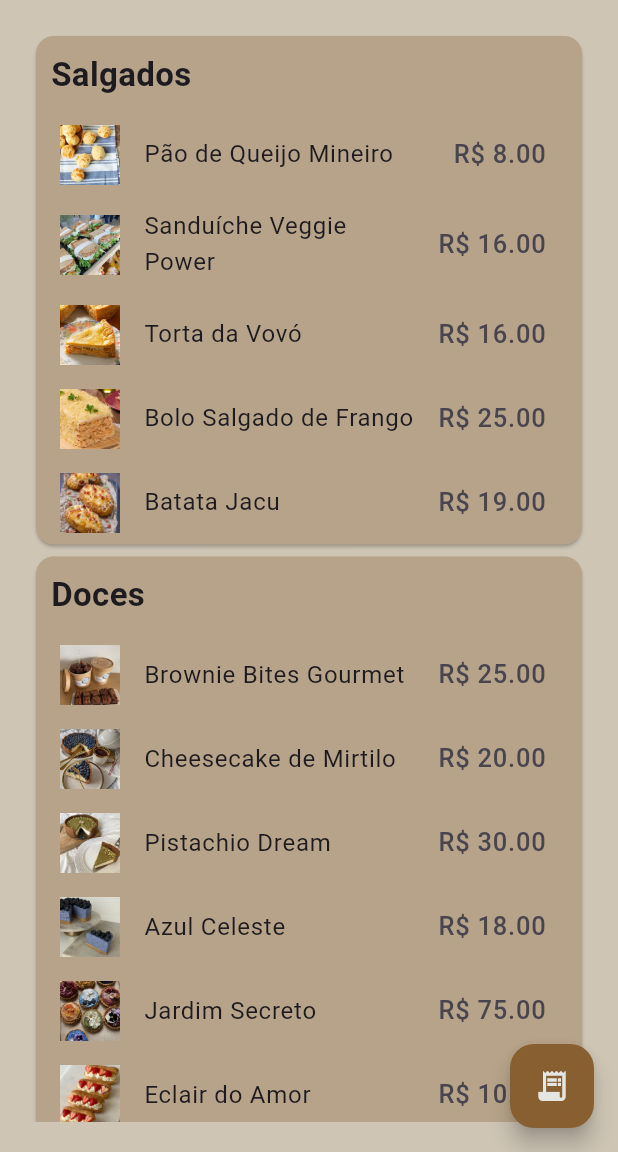
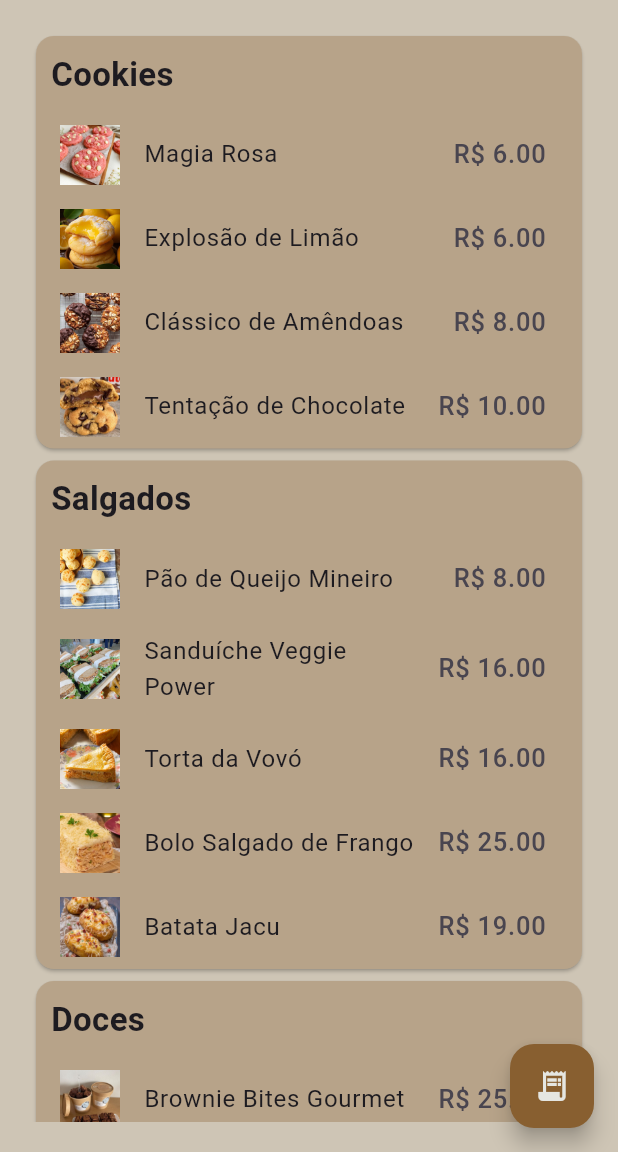
Before and after one commit to MuriloVianna/Cardapio_App, a Flutter app: the TelaPedidos screen opened by its route, after a tap on "Adicionar Itens", on a phone screen of 412 x 824 dp, the part 84-1236 px from its top. Run offline on Flutter 3.47's test engine with Material 3 defaults, Android fonts, the phone set to English and light mode, and no system bars; our stand-ins replace device_preview, get_it, google_fonts.

Commit message:
App finalizado

```diff
--- a/lib/Widget/background_image.dart
+++ b/lib/Widget/background_image.dart
@@ -8,7 +8,7 @@ class BackgroundImage extends StatelessWidget {
   @override
   Widget build(BuildContext context) {
     return ShaderMask(
-      //Sombra ao fundo do botão
+      //Sombra ao fundo
       shaderCallback: (bounds) => const LinearGradient(
         colors: [Colors.black, Colors.black12],
         begin: Alignment.bottomCenter,
--- a/lib/model/item.dart
+++ b/lib/model/item.dart
@@ -1,6 +1,5 @@
 class Item {
   //ATRIBUTOS
-  //imagem?
   final String nome;
   final String descricao;
   final double preco;
--- a/lib/service/item_service.dart
+++ b/lib/service/item_service.dart
@@ -6,6 +6,28 @@ class ItemService {
 
   List<Categoria> gerarMenu() {
     list = [
+      Categoria('Cookies', [
+        Item(
+            'Magia Rosa',
+            'Prepare-se para uma explosão de sabor! Nossos cookies rosa com gotas de chocolate branco são a combinação perfeita para adoçar seu dia. Irresistíveis!',
+            6.00,
+            'lib/images/Cookies/MagiaRosa.jpg'),
+        Item(
+            'Explosão de Limão',
+            'Uma explosão de sabor cítrico em cada mordida! Nossos cookies de limão são irresistíveis, com um recheio cremoso que derrete na boca.',
+            6.00,
+            'lib/images/Cookies/ExplosãoDeLimão.jpg'),
+        Item(
+            'Clássico de Amêndoas',
+            'Deliciosos cookies com a combinação perfeita de massa macia, cobertura de chocolate belga e crocantes pedaços de amêndoa. Um clássico irresistível!',
+            8.00,
+            'lib/images/Cookies/ClássicoDeAmêndoas.jpg'),
+        Item(
+            'Tentação de Chocolate',
+            'A combinação perfeita entre a massa de cookie caseira e o irresistível creme de Nutella. Uma experiência única para os amantes de chocolate.',
+            10.00,
+            'lib/images/Cookies/TentaçãoDeChocolate.jpg')
+      ]),
       Categoria(
         'Salgados',
         [
--- a/lib/view/telas_login/login_page.dart
+++ b/lib/view/telas_login/login_page.dart
@@ -110,7 +110,6 @@ class _LoginPageState extends State<LoginPage> {
                             onTap: () {
                               // Verifica se o formulário é válido
                               if (formKey.currentState!.validate()) {
-                                // Se válido, faz alguma ação (envia os dados, etc.)
                                 formKey.currentState!.reset();
                                 Navigator.pushNamed(context, 'menu');
                               }
--- a/lib/view/telas_login/tela_cadastro.dart
+++ b/lib/view/telas_login/tela_cadastro.dart
@@ -56,7 +56,7 @@ class _TelaCadastroState extends State<TelaCadastro> {
                       " Vamos criar sua conta!",
                       style: textoLogin.copyWith(
                           fontSize:
-                              30), //Propriedades da logo definada na classe paletas
+                              30), //Propriedades da logo definada na classe estilos
                     ),
                   ),
                 ),
--- a/lib/view/telas_login/tela_esqueceu_senha.dart
+++ b/lib/view/telas_login/tela_esqueceu_senha.dart
@@ -37,7 +37,7 @@ class _TelaEsqueceuSenhaState extends State<TelaEsqueceuSenha> {
                     child: Text(
                       " Ana's\nCoffee",
                       style:
-                          logo, //Propriedades da logo definada na classe paletas
+                          logo, //Propriedades da logo definada na classe estilos
                     ),
                   ),
                 ),
--- a/lib/view/telas_menu/tela_detalhes.dart
+++ b/lib/view/telas_menu/tela_detalhes.dart
@@ -134,7 +134,7 @@ class _TelaDetalhesState extends State<TelaDetalhes> {
                     item.preco,
                     item.imagem,
                     quantidade:
-                        quantidade, // Aqui estamos passando a quantidade
+                        quantidade,
                   ));
                   ScaffoldMessenger.of(context).showSnackBar(
                     SnackBar(
--- a/lib/view/telas_menu/tela_menu.dart
+++ b/lib/view/telas_menu/tela_menu.dart
@@ -44,7 +44,7 @@ class _TelaMenuState extends State<TelaMenu> {
           ),
           onPressed: () {
             Navigator.pushNamed(
-                context, 'login'); // Função para voltar para a tela anterior
+                context, 'login');
           },
         ),
       ),
--- a/lib/view/telas_menu/tela_pedidos.dart
+++ b/lib/view/telas_menu/tela_pedidos.dart
@@ -38,8 +38,7 @@ class _TelaPedidosState extends State<TelaPedidos> {
               color: cor1,
             ),
             onPressed: () {
-              Navigator.pushNamed(
-                  context, 'menu'); // Função para voltar para a tela anterior
+              Navigator.pushNamed(context, 'menu');
             },
           ),
         ),
@@ -56,8 +55,7 @@ class _TelaPedidosState extends State<TelaPedidos> {
               SizedBox(height: 20), // Espaçamento entre o texto e o botão
               ElevatedButton(
                 onPressed: () {
-                  Navigator.pushNamed(
-                      context, 'menu'); // Redireciona para o menu
+                  Navigator.pushNamed(context, 'menu');
                 },
                 child: Text('Adicionar Itens'),
                 style: ElevatedButton.styleFrom(
@@ -95,8 +93,7 @@ class _TelaPedidosState extends State<TelaPedidos> {
             color: cor1,
           ),
           onPressed: () {
-            Navigator.pushNamed(
-                context, 'menu'); // Função para voltar para a tela anterior
+            Navigator.pushNamed(context, 'menu');
           },
         ),
       ),
--- a/pubspec.yaml
+++ b/pubspec.yaml
@@ -25,3 +25,4 @@ flutter:
     - lib/images/Salgados/
     - lib/images/Doces/
     - lib/images/Bebidas/
+    - lib/images/Cookies/
```
Also changed, not shown: lib/Widget/textFormField.dart (+5 -5 lines), lib/images/Cookies/ClássicoDeAmêndoas.jpg (added), lib/images/Cookies/ExplosãoDeLimão.jpg (added), lib/images/Cookies/MagiaRosa.jpg (added), lib/images/Cookies/TentaçãoDeChocolate.jpg (added).
